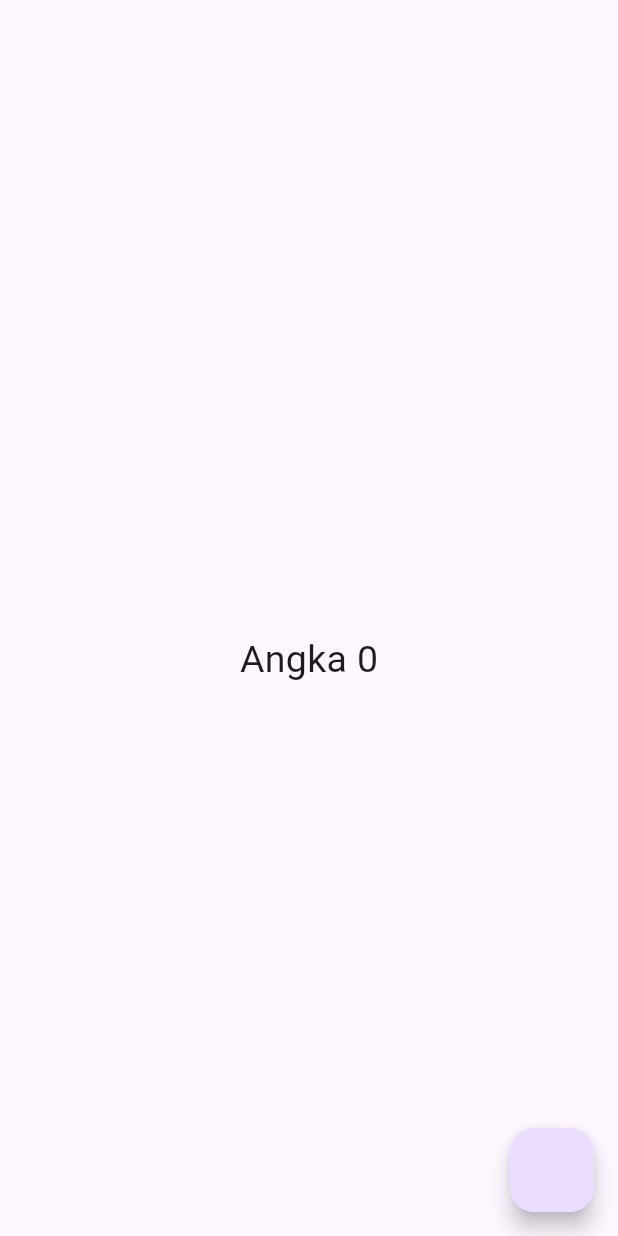
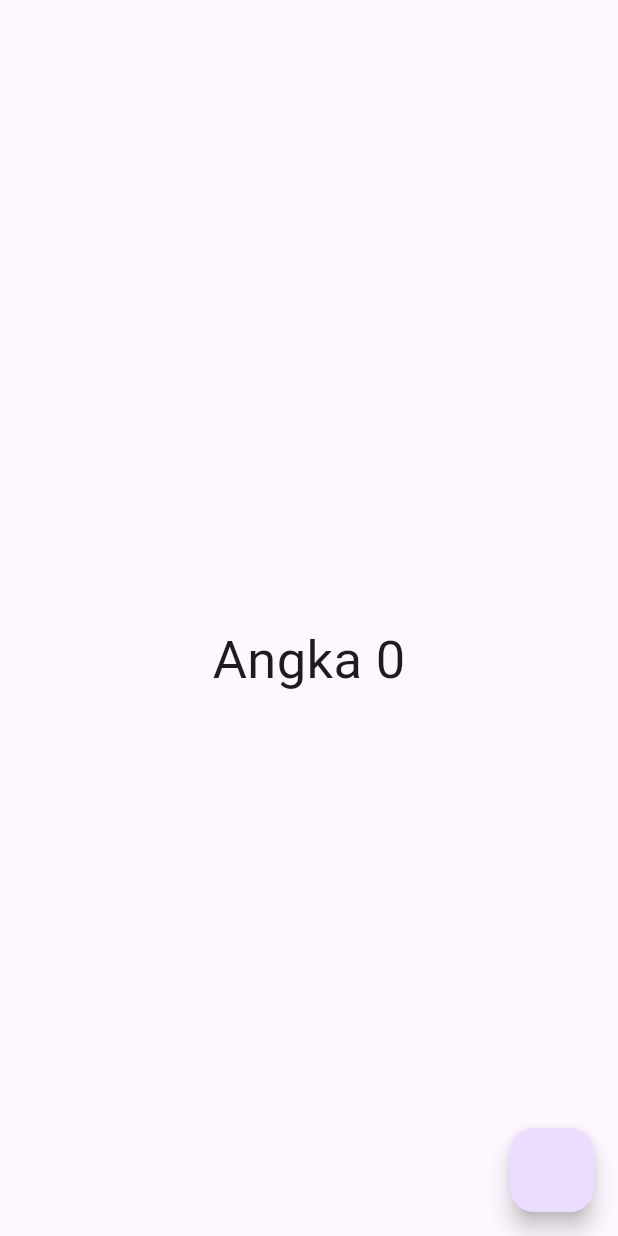
Before and after one commit to hafid-js/Flutter-GetX, a Flutter app: the screen it shows after launch, on a phone screen of 412 x 824 dp. Run offline on Flutter 3.47's test engine with Material 3 defaults, Android fonts, the phone set to English and light mode, and no system bars; our stand-ins replace get.

```diff
--- a/lib/controllers/counter_controller.dart
+++ b/lib/controllers/counter_controller.dart
@@ -1,15 +1,12 @@
-
-
 import 'package:get/get.dart';
 
 class CounterController extends GetxController {
-  var counter = 0.obs;
 
-  var isDark = false.obs;
+  var count = 0;
 
-  void changeTheme() => isDark.value = !isDark.value;
-
-  void increment() => counter + 1;
-  void dercrement() => counter - 1;
+  void increment() {
+    count++;
+    update();
+  }
 
 }
--- a/lib/main.dart
+++ b/lib/main.dart
@@ -7,31 +7,27 @@ void main() {
 }
 
 class MyApp extends StatelessWidget {
-    final counterC = Get.put(CounterController());
-
+  final countC = Get.put(CounterController());
   @override
   Widget build(BuildContext context) {
-    return Obx(() => MaterialApp(
-      theme: counterC.isDark.value ? ThemeData.dark() : ThemeData.light(),
-      home: HomePage(),
-    ));
-  }
-}
-
-class HomePage extends StatelessWidget {
-  final c = Get.find<CounterController>();
-  @override
-  Widget build(BuildContext context) {
-    return Scaffold(
-      appBar: AppBar(),
-      body: Center(
-        child: Obx(() => Text(
-          "Angka ${c.counter}",
-          style: TextStyle(
-            fontSize: 25
-          ),),)
+    print("build");
+    return MaterialApp(
+      home: Scaffold(
+        appBar: AppBar(),
+        body: Center(
+          child: GetBuilder<CounterController>(
+            // init: CounterController(),
+            builder: (controller) => Text(
+            "Angka ${controller.count}",
+            style: TextStyle(
+              fontSize: 35
+            ),
+          ),)
+        ),
+        floatingActionButton: FloatingActionButton(onPressed: () {
+          countC.increment();
+        }),
       ),
-      floatingActionButton: FloatingActionButton(onPressed: () => c.changeTheme()),
     );
   }
 }
```
